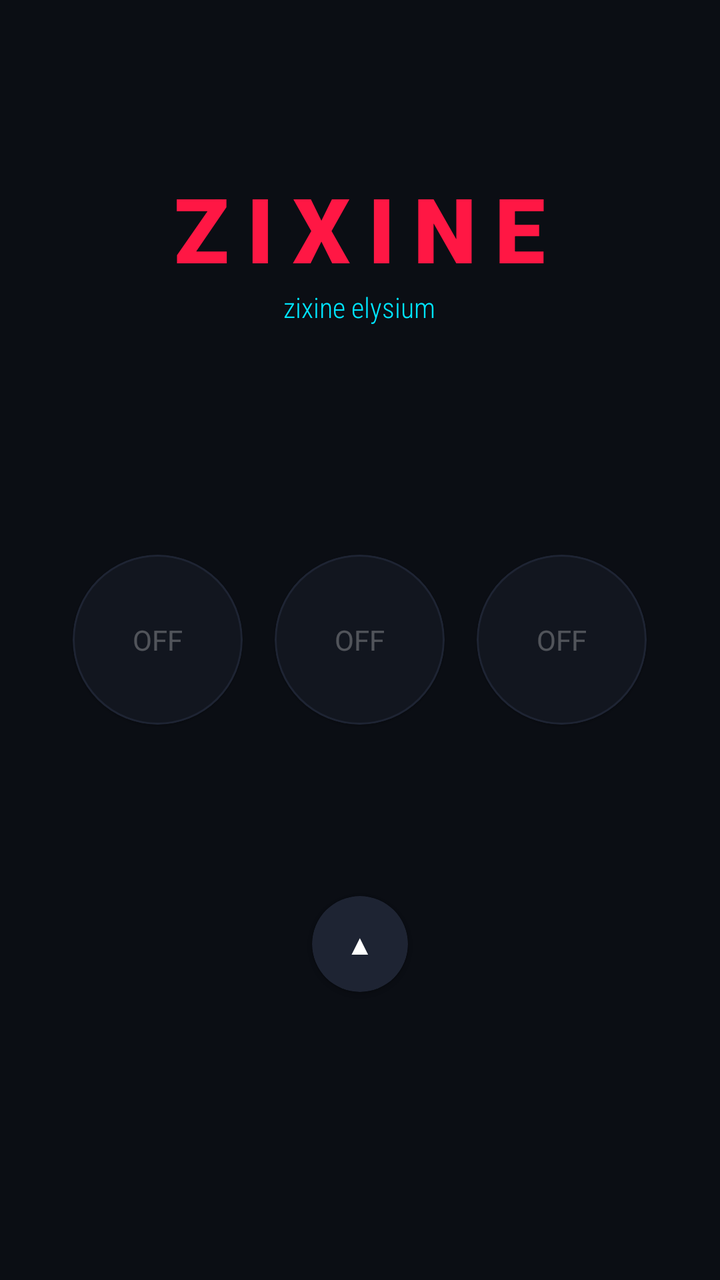
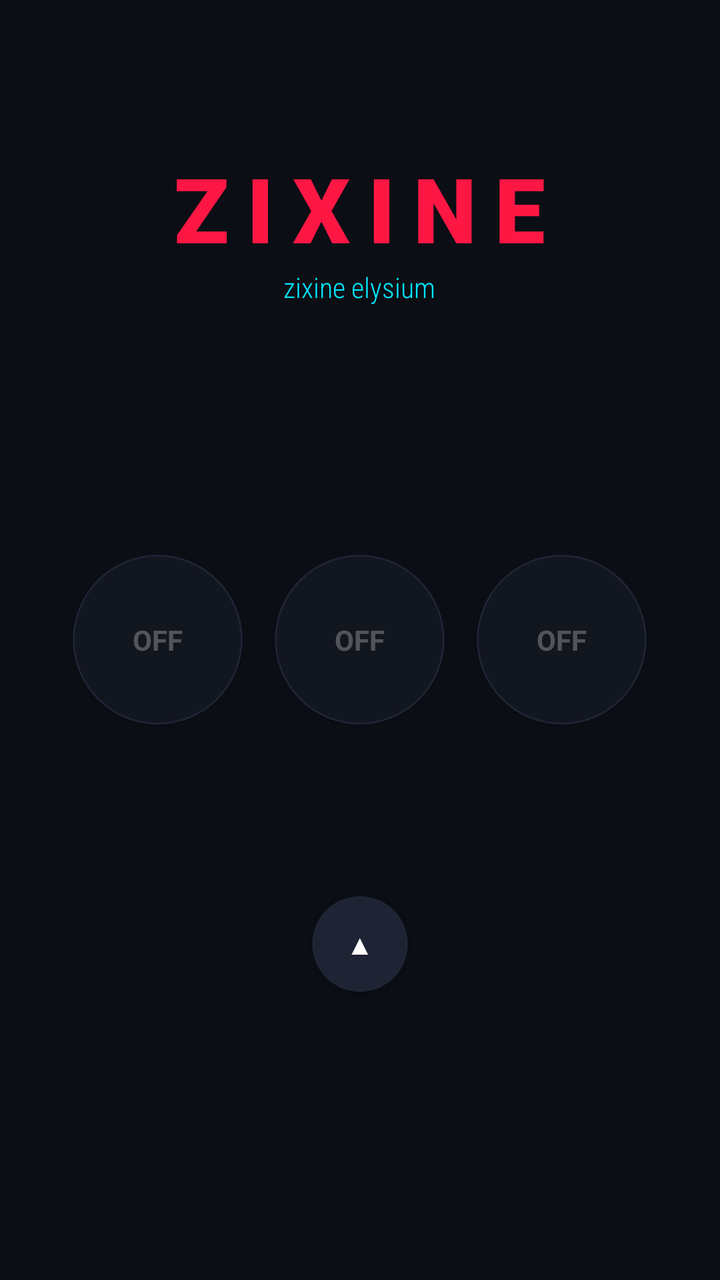

Before-and-after screenshots of an Android layout around one commit, followed by the original layout XML and the change that was made.
<!-- AndroidManifest.xml: application theme Theme.MaterialComponents.DayNight.NoActionBar -->
<!-- res/layout/activity_main.xml -->
<?xml version="1.0" encoding="utf-8"?>
<RelativeLayout xmlns:android="http://schemas.android.com/apk/res/android"
    xmlns:app="http://schemas.android.com/apk/res-auto"
    android:layout_width="match_parent"
    android:layout_height="match_parent"
    android:background="#0B0E14"
    android:padding="24dp">

    <LinearLayout
        android:id="@+id/header"
        android:layout_width="wrap_content"
        android:layout_height="wrap_content"
        android:layout_centerHorizontal="true"
        android:layout_marginTop="60dp"
        android:gravity="center"
        android:orientation="vertical">
        <TextView
            android:layout_width="wrap_content"
            android:layout_height="wrap_content"
            android:text="ZIXINE"
            android:textColor="#FF1744"
            android:textSize="45sp"
            android:fontFamily="sans-serif-black"
            android:letterSpacing="0.2"
            android:textStyle="bold" />
        <TextView
            android:layout_width="wrap_content"
            android:layout_height="wrap_content"
            android:text="zixine elysium"
            android:textColor="#00E5FF"
            android:textSize="14sp"
            android:fontFamily="sans-serif-condensed-light" />
    </LinearLayout>

    <com.google.android.material.card.MaterialCardView
        android:id="@+id/lock_overlay"
        android:layout_width="match_parent"
        android:layout_height="wrap_content"
        android:layout_below="@id/header"
        android:layout_marginTop="20dp"
        app:cardBackgroundColor="#22FF1744"
        app:cardCornerRadius="15dp"
        android:visibility="gone">
        <LinearLayout
            android:layout_width="match_parent"
            android:layout_height="wrap_content"
            android:orientation="vertical"
            android:padding="15dp"
            android:gravity="center">
            <EditText
                android:id="@+id/input_code"
                android:layout_width="150dp"
                android:layout_height="wrap_content"
                android:hint="Kode Rahasia"
                android:textColor="#FFFFFF"
                android:inputType="number"
                android:gravity="center" />
            <Button
                android:id="@+id/btn_unlock"
                android:layout_width="wrap_content"
                android:layout_height="wrap_content"
                android:text="UNLOCK"
                android:backgroundTint="#FF1744" />
        </LinearLayout>
    </com.google.android.material.card.MaterialCardView>

    <LinearLayout
        android:layout_width="match_parent"
        android:layout_height="wrap_content"
        android:layout_centerInParent="true"
        android:gravity="center">
        
        <com.google.android.material.card.MaterialCardView
            android:id="@+id/btn_perf"
            android:layout_width="85dp"
            android:layout_height="85dp"
            android:layout_margin="8dp"
            app:cardCornerRadius="43dp"
            app:cardBackgroundColor="#12161F"
            app:strokeColor="#1E2433"
            app:strokeWidth="1dp">
            <TextView android:id="@+id/status_perf" android:layout_width="match_parent" android:layout_height="match_parent" android:text="OFF" android:textColor="#44FFFFFF" android:gravity="center" />
        </com.google.android.material.card.MaterialCardView>

        <com.google.android.material.card.MaterialCardView
            android:id="@+id/btn_gms"
            android:layout_width="85dp"
            android:layout_height="85dp"
            android:layout_margin="8dp"
            app:cardCornerRadius="43dp"
            app:cardBackgroundColor="#12161F"
            app:strokeColor="#1E2433"
            app:strokeWidth="1dp">
            <TextView android:id="@+id/status_gms" android:layout_width="match_parent" android:layout_height="match_parent" android:text="OFF" android:textColor="#44FFFFFF" android:gravity="center" />
        </com.google.android.material.card.MaterialCardView>

        <com.google.android.material.card.MaterialCardView
            android:id="@+id/btn_extreme"
            android:layout_width="85dp"
            android:layout_height="85dp"
            android:layout_margin="8dp"
            app:cardCornerRadius="43dp"
            app:cardBackgroundColor="#12161F"
            app:strokeColor="#1E2433"
            app:strokeWidth="1dp">
            <TextView android:id="@+id/status_extreme" android:layout_width="match_parent" android:layout_height="match_parent" android:text="OFF" android:textColor="#44FFFFFF" android:gravity="center" />
        </com.google.android.material.card.MaterialCardView>
    </LinearLayout>

    <com.google.android.material.card.MaterialCardView
        android:id="@+id/btn_trigger"
        android:layout_width="48dp"
        android:layout_height="48dp"
        android:layout_alignParentBottom="true"
        android:layout_centerHorizontal="true"
        android:layout_marginBottom="120dp"
        app:cardCornerRadius="24dp"
        app:cardBackgroundColor="#1E2433">
        <TextView android:id="@+id/arrow_text" android:layout_width="match_parent" android:layout_height="match_parent" android:text="▲" android:textColor="#FFFFFF" android:gravity="center" />
    </com.google.android.material.card.MaterialCardView>

    <TextView
        android:id="@+id/tutorial_view"
        android:layout_width="match_parent"
        android:layout_height="wrap_content"
        android:layout_alignParentBottom="true"
        android:layout_marginBottom="40dp"
        android:text="TUTORIAL: Gunakan QS Tiles untuk akses instan!"
        android:textColor="#66FFFFFF"
        android:gravity="center"
        android:visibility="gone" />

</RelativeLayout>
<!-- resources referenced by this layout -->
<resources>

</resources>

<!-- the commit's change to res/layout/activity_main.xml (unified diff, before → after) -->
@@ -11,7 +11,7 @@
         android:layout_width="wrap_content"
         android:layout_height="wrap_content"
         android:layout_centerHorizontal="true"
-        android:layout_marginTop="60dp"
+        android:layout_marginTop="50dp"
         android:gravity="center"
         android:orientation="vertical">
         <TextView
@@ -36,39 +36,51 @@
         android:id="@+id/lock_overlay"
         android:layout_width="match_parent"
         android:layout_height="wrap_content"
-        android:layout_below="@id/header"
-        android:layout_marginTop="20dp"
-        app:cardBackgroundColor="#22FF1744"
-        app:cardCornerRadius="15dp"
+        android:layout_centerInParent="true"
+        app:cardBackgroundColor="#12161F"
+        app:cardCornerRadius="20dp"
+        app:strokeColor="#FF1744"
+        app:strokeWidth="1dp"
         android:visibility="gone">
         <LinearLayout
             android:layout_width="match_parent"
             android:layout_height="wrap_content"
             android:orientation="vertical"
-            android:padding="15dp"
+            android:padding="20dp"
             android:gravity="center">
+            <TextView
+                android:layout_width="wrap_content"
+                android:layout_height="wrap_content"
+                android:text="SECURITY CHECK FAILED"
+                android:textColor="#FF1744"
+                android:textStyle="bold" />
             <EditText
                 android:id="@+id/input_code"
-                android:layout_width="150dp"
+                android:layout_width="180dp"
                 android:layout_height="wrap_content"
-                android:hint="Kode Rahasia"
+                android:layout_marginTop="10dp"
+                android:hint="Pass: 445456"
                 android:textColor="#FFFFFF"
+                android:textColorHint="#44FFFFFF"
                 android:inputType="number"
                 android:gravity="center" />
             <Button
                 android:id="@+id/btn_unlock"
-                android:layout_width="wrap_content"
+                android:layout_width="match_parent"
                 android:layout_height="wrap_content"
-                android:text="UNLOCK"
+                android:layout_marginTop="15dp"
+                android:text="UNLOCK ZIXINE"
                 android:backgroundTint="#FF1744" />
         </LinearLayout>
     </com.google.android.material.card.MaterialCardView>
 
     <LinearLayout
+        android:id="@+id/main_ui"
         android:layout_width="match_parent"
         android:layout_height="wrap_content"
         android:layout_centerInParent="true"
-        android:gravity="center">
+        android:gravity="center"
+        android:orientation="horizontal">
         
         <com.google.android.material.card.MaterialCardView
             android:id="@+id/btn_perf"
@@ -79,7 +91,7 @@
             app:cardBackgroundColor="#12161F"
             app:strokeColor="#1E2433"
             app:strokeWidth="1dp">
-            <TextView android:id="@+id/status_perf" android:layout_width="match_parent" android:layout_height="match_parent" android:text="OFF" android:textColor="#44FFFFFF" android:gravity="center" />
+            <TextView android:id="@+id/status_perf" android:layout_width="match_parent" android:layout_height="match_parent" android:text="OFF" android:textColor="#44FFFFFF" android:gravity="center" android:textStyle="bold" />
         </com.google.android.material.card.MaterialCardView>
 
         <com.google.android.material.card.MaterialCardView
@@ -91,7 +103,7 @@
             app:cardBackgroundColor="#12161F"
             app:strokeColor="#1E2433"
             app:strokeWidth="1dp">
-            <TextView android:id="@+id/status_gms" android:layout_width="match_parent" android:layout_height="match_parent" android:text="OFF" android:textColor="#44FFFFFF" android:gravity="center" />
+            <TextView android:id="@+id/status_gms" android:layout_width="match_parent" android:layout_height="match_parent" android:text="OFF" android:textColor="#44FFFFFF" android:gravity="center" android:textStyle="bold" />
         </com.google.android.material.card.MaterialCardView>
 
         <com.google.android.material.card.MaterialCardView
@@ -103,7 +115,7 @@
             app:cardBackgroundColor="#12161F"
             app:strokeColor="#1E2433"
             app:strokeWidth="1dp">
-            <TextView android:id="@+id/status_extreme" android:layout_width="match_parent" android:layout_height="match_parent" android:text="OFF" android:textColor="#44FFFFFF" android:gravity="center" />
+            <TextView android:id="@+id/status_extreme" android:layout_width="match_parent" android:layout_height="match_parent" android:text="OFF" android:textColor="#44FFFFFF" android:gravity="center" android:textStyle="bold" />
         </com.google.android.material.card.MaterialCardView>
     </LinearLayout>
 
@@ -125,7 +137,7 @@
         android:layout_height="wrap_content"
         android:layout_alignParentBottom="true"
         android:layout_marginBottom="40dp"
-        android:text="TUTORIAL: Gunakan QS Tiles untuk akses instan!"
+        android:text="REKOMENDASI: Gunakan Tiles Quick Settings!"
         android:textColor="#66FFFFFF"
         android:gravity="center"
         android:visibility="gone" />
